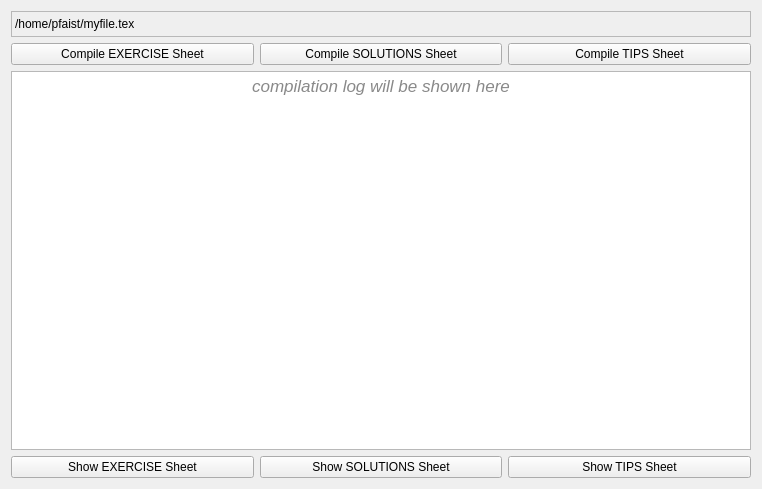
Old version of the form guicompiler/compilerwidget.ui in the repository phfaist/ethuebung.
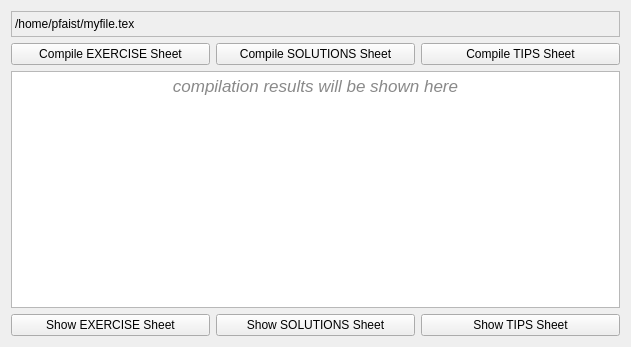
New version of the form.

The edit to the form file:
```diff
--- a/guicompiler/compilerwidget.ui
+++ b/guicompiler/compilerwidget.ui
@@ -6,8 +6,8 @@
    <rect>
     <x>0</x>
     <y>0</y>
-    <width>762</width>
-    <height>489</height>
+    <width>631</width>
+    <height>347</height>
    </rect>
   </property>
   <property name="windowTitle">
@@ -92,7 +92,7 @@
 &lt;html&gt;&lt;head&gt;&lt;meta name=&quot;qrichtext&quot; content=&quot;1&quot; /&gt;&lt;style type=&quot;text/css&quot;&gt;
 p, li { white-space: pre-wrap; }
 &lt;/style&gt;&lt;/head&gt;&lt;body style=&quot; font-family:'Lucida Grande'; font-size:13pt; font-weight:400; font-style:normal;&quot;&gt;
-&lt;p align=&quot;center&quot; style=&quot; margin-top:0px; margin-bottom:0px; margin-left:0px; margin-right:0px; -qt-block-indent:0; text-indent:0px;&quot;&gt;&lt;span style=&quot; font-style:italic; color:#898989;&quot;&gt;compilation log will be shown here&lt;/span&gt;&lt;/p&gt;&lt;/body&gt;&lt;/html&gt;</string>
+&lt;p align=&quot;center&quot; style=&quot; margin-top:0px; margin-bottom:0px; margin-left:0px; margin-right:0px; -qt-block-indent:0; text-indent:0px;&quot;&gt;&lt;span style=&quot; font-style:italic; color:#898989;&quot;&gt;compilation results will be shown here&lt;/span&gt;&lt;/p&gt;&lt;/body&gt;&lt;/html&gt;</string>
      </property>
     </widget>
    </item>
```
